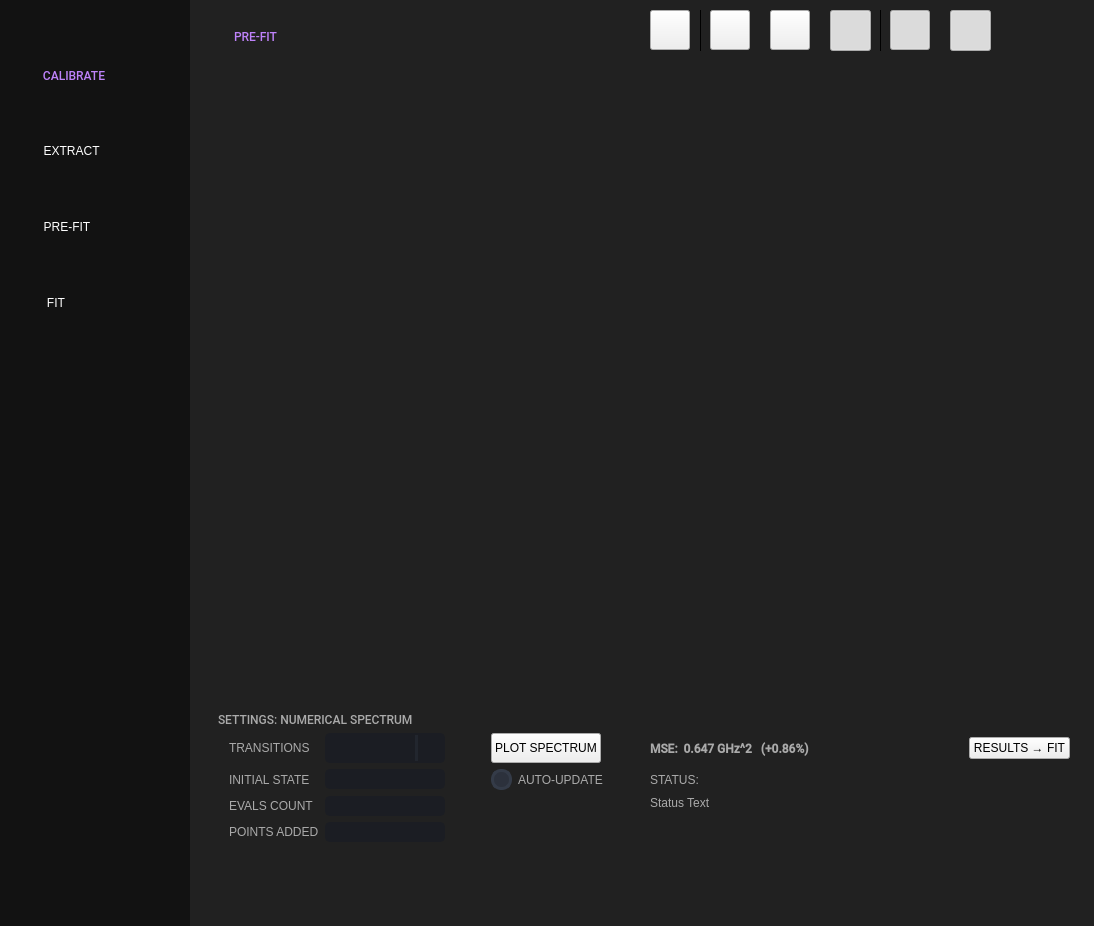
The window that resources/ui_window.ui (scqubits/qfit) describes before a commit, drawn with Qt 5.
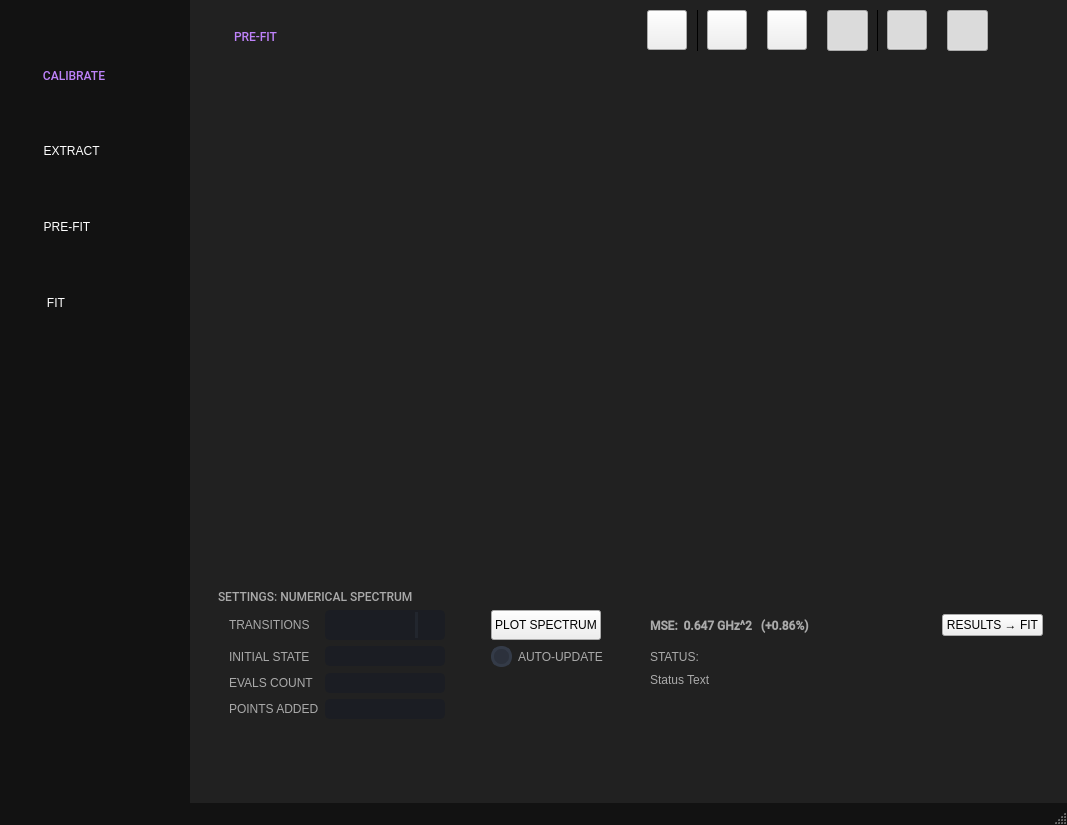
The same window after the commit. The open tabs and pages were chosen to show the change. Icons and pictures are not drawn. Custom widgets are drawn as their Qt base class.

Commit message: try to add a status bar

The edit to the form file:
```diff
--- a/resources/ui_window.ui
+++ b/resources/ui_window.ui
@@ -13,8 +13,8 @@
    <rect>
     <x>0</x>
     <y>0</y>
-    <width>1094</width>
-    <height>926</height>
+    <width>1067</width>
+    <height>806</height>
    </rect>
   </property>
   <property name="sizePolicy">
@@ -2553,8 +2553,8 @@
                      <rect>
                       <x>0</x>
                       <y>0</y>
-                      <width>32</width>
-                      <height>16</height>
+                      <width>100</width>
+                      <height>30</height>
                      </rect>
                     </property>
                     <layout class="QVBoxLayout" name="verticalLayout_11">
@@ -3800,6 +3800,7 @@
                     <font>
                      <family>Roboto Medium</family>
                      <pointsize>9</pointsize>
+                     <weight>75</weight>
                      <bold>true</bold>
                     </font>
                    </property>
@@ -3820,6 +3821,7 @@
                     <font>
                      <family>Roboto Medium</family>
                      <pointsize>11</pointsize>
+                     <weight>7</weight>
                      <italic>false</italic>
                      <bold>false</bold>
                     </font>
@@ -4301,6 +4303,11 @@
     </item>
    </layout>
   </widget>
+  <widget class="QStatusBar" name="statusBar">
+   <property name="styleSheet">
+    <string notr="true"/>
+   </property>
+  </widget>
  </widget>
  <customwidgets>
   <customwidget>
```
Left out of the diff: 13 changed lines with no effect on the pictures. The commit also changes 1 other file.
